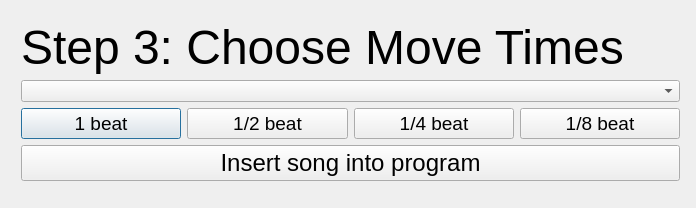
This is src/speakeasy/tapper/QTCreatorFiles/beatChooser/beatChooser.ui in ros-visualization/speakeasy as Qt 5 draws it before an edit. The edited form follows.
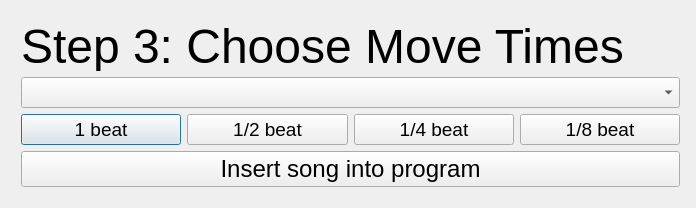
This is the edited form.

Commit message: Finished song selection and tapping panel. Various small fixes in music_player.

```diff
--- a/src/speakeasy/tapper/QTCreatorFiles/beatChooser/beatChooser.ui
+++ b/src/speakeasy/tapper/QTCreatorFiles/beatChooser/beatChooser.ui
@@ -19,7 +19,7 @@
      <x>10</x>
      <y>10</y>
      <width>681</width>
-     <height>182</height>
+     <height>188</height>
     </rect>
    </property>
    <layout class="QVBoxLayout" name="outerVLayout">
@@ -49,6 +49,11 @@
         <height>0</height>
        </size>
       </property>
+      <property name="font">
+       <font>
+        <pointsize>14</pointsize>
+       </font>
+      </property>
      </widget>
     </item>
     <item>
```
The commit also changes 6 other files.
